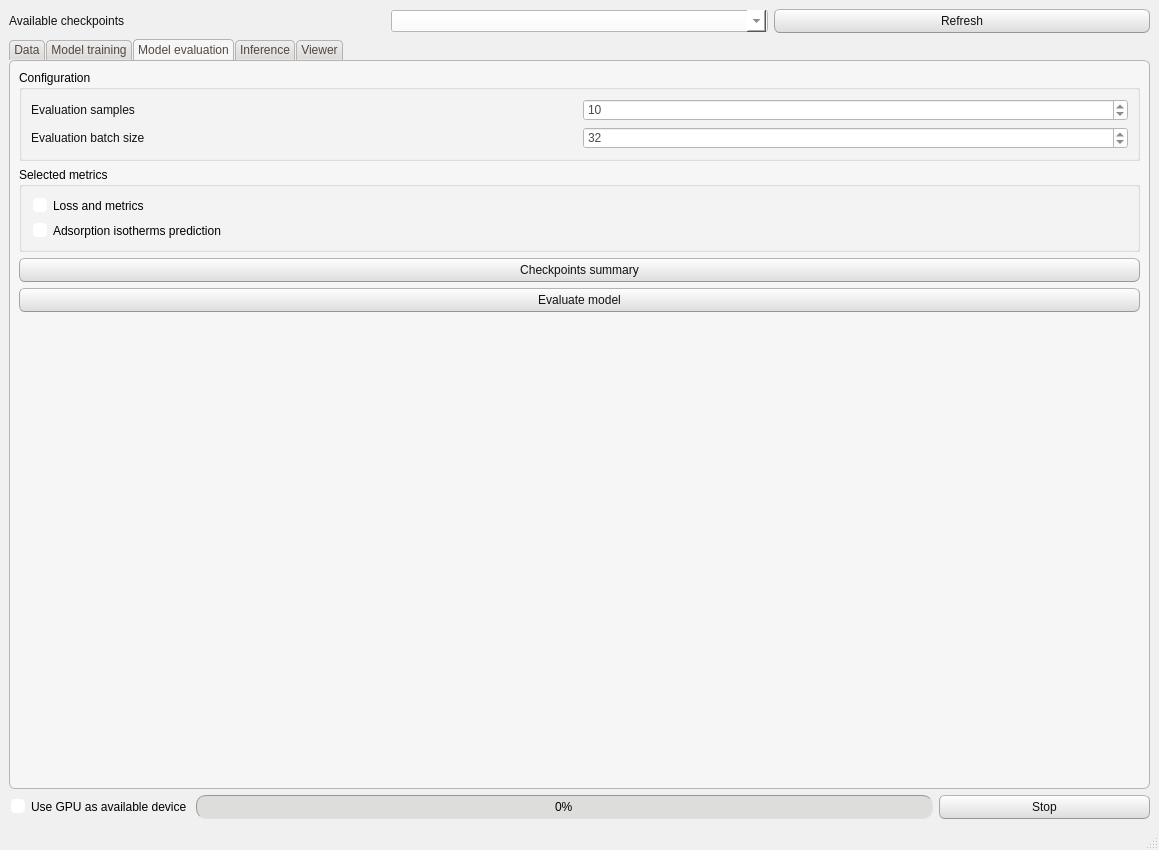
Above: NISTADS/app/src/window_layout.ui from CTCycle/ADSMOD-Adsorption-Modeling before the change. Below: the same form after it.
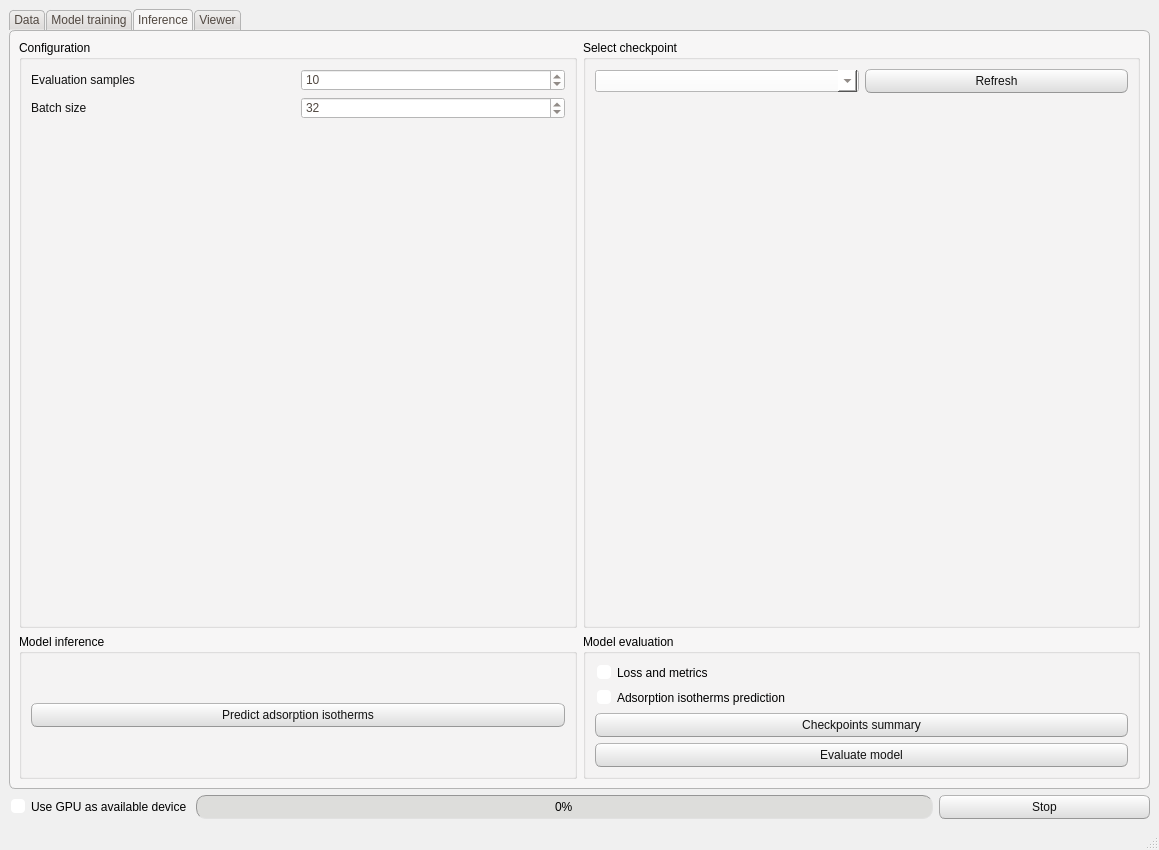
That is the form after the change. The open tabs and pages were chosen to show the change.

The edit to the form file:
```diff
--- a/NISTADS/app/src/window_layout.ui
+++ b/NISTADS/app/src/window_layout.ui
@@ -513,27 +513,6 @@
   </property>
   <widget class="QWidget" name="centralwidget">
    <layout class="QVBoxLayout" name="verticalLayout_12">
-    <item>
-     <layout class="QHBoxLayout" name="checkpointsLayout">
-      <item>
-       <widget class="QLabel" name="ACLabel">
-        <property name="text">
-         <string>Available checkpoints</string>
-        </property>
-       </widget>
-      </item>
-      <item>
-       <widget class="QComboBox" name="checkpointsList"/>
-      </item>
-      <item>
-       <widget class="QPushButton" name="refreshCheckpoints">
-        <property name="text">
-         <string>Refresh</string>
-        </property>
-       </widget>
-      </item>
-     </layout>
-    </item>
     <item>
      <widget class="QTabWidget" name="Tabs">
       <property name="accessibleName">
@@ -1559,9 +1538,11 @@
       </widget>
       <widget class="QWidget" name="evalTab">
        <attribute name="title">
-        <string>Model evaluation</string>
+        <string>Inference</string>
        </attribute>
-       <layout class="QVBoxLayout" name="verticalLayout_15">
+       <layout class="QVBoxLayout" name="verticalLayout_16">
+        <item>
+         <layout class="QHBoxLayout" name="horizontalLayout_5">
         <item>
          <widget class="QGroupBox" name="groupBox_9">
           <property name="title">
@@ -1600,12 +1581,12 @@
              <item>
               <widget class="QLabel" name="evalBSLabel">
                <property name="text">
-                <string>Evaluation batch size</string>
+                  <string>Batch size</string>
                </property>
               </widget>
              </item>
              <item>
-              <widget class="QSpinBox" name="evalBatchSize">
+                <widget class="QSpinBox" name="inferenceBatchSize">
                <property name="minimum">
                 <number>1</number>
                </property>
@@ -1618,6 +1599,75 @@
               </widget>
              </item>
             </layout>
+             </item>
+             <item>
+              <spacer name="verticalSpacer">
+               <property name="orientation">
+                <enum>Qt::Orientation::Vertical</enum>
+               </property>
+               <property name="sizeHint" stdset="0">
+                <size>
+                 <width>20</width>
+                 <height>40</height>
+                </size>
+               </property>
+              </spacer>
+             </item>
+            </layout>
+           </widget>
+          </item>
+          <item>
+           <widget class="QGroupBox" name="groupBox_10">
+            <property name="title">
+             <string>Select checkpoint</string>
+            </property>
+            <layout class="QVBoxLayout" name="verticalLayout_13">
+             <item>
+              <layout class="QHBoxLayout" name="horizontalLayout_3">
+               <item>
+                <widget class="QComboBox" name="checkpointsList"/>
+               </item>
+               <item>
+                <widget class="QPushButton" name="refreshCheckpoints">
+                 <property name="text">
+                  <string>Refresh</string>
+                 </property>
+                </widget>
+               </item>
+              </layout>
+             </item>
+             <item>
+              <spacer name="verticalSpacer_9">
+               <property name="orientation">
+                <enum>Qt::Orientation::Vertical</enum>
+               </property>
+               <property name="sizeHint" stdset="0">
+                <size>
+                 <width>20</width>
+                 <height>40</height>
+                </size>
+               </property>
+              </spacer>
+             </item>
+            </layout>
+           </widget>
+          </item>
+         </layout>
+        </item>
+        <item>
+         <layout class="QHBoxLayout" name="horizontalLayout_8">
+          <item>
+           <widget class="QGroupBox" name="groupBox_8">
+            <property name="title">
+             <string>Model inference</string>
+            </property>
+            <layout class="QVBoxLayout" name="verticalLayout_15">
+             <item>
+              <widget class="QPushButton" name="predictAdsorption">
+               <property name="text">
+                <string>Predict adsorption isotherms</string>
+               </property>
+              </widget>
            </item>
           </layout>
          </widget>
@@ -1625,7 +1675,7 @@
         <item>
          <widget class="QGroupBox" name="groupBox_7">
           <property name="title">
-           <string>Selected metrics</string>
+             <string>Model evaluation</string>
           </property>
           <layout class="QVBoxLayout" name="verticalLayout_21">
            <item>
@@ -1642,9 +1692,6 @@
              </property>
             </widget>
            </item>
-          </layout>
-         </widget>
-        </item>
         <item>
          <widget class="QPushButton" name="checkpointSummary">
           <property name="toolTip">
@@ -1662,78 +1709,10 @@
           </property>
          </widget>
         </item>
-        <item>
-         <spacer name="verticalSpacer_9">
-          <property name="orientation">
-           <enum>Qt::Orientation::Vertical</enum>
-          </property>
-          <property name="sizeHint" stdset="0">
-           <size>
-            <width>20</width>
-            <height>351</height>
-           </size>
-          </property>
-         </spacer>
-        </item>
-       </layout>
-      </widget>
-      <widget class="QWidget" name="inferenceTab">
-       <attribute name="title">
-        <string>Inference</string>
-       </attribute>
-       <layout class="QVBoxLayout" name="verticalLayout_10">
-        <item>
-         <widget class="QGroupBox" name="inferenceConfigGroup_2">
-          <property name="title">
-           <string>Configuration</string>
-          </property>
-          <layout class="QVBoxLayout" name="verticalLayout_18">
-           <item>
-            <layout class="QHBoxLayout" name="horizontalLayout_26">
-             <item>
-              <widget class="QLabel" name="ITLabel">
-               <property name="text">
-                <string>Inference batch size</string>
-               </property>
-              </widget>
-             </item>
-             <item>
-              <widget class="QSpinBox" name="inferenceBatchSize">
-               <property name="minimum">
-                <number>1</number>
-               </property>
-               <property name="maximum">
-                <number>1000</number>
-               </property>
-               <property name="value">
-                <number>32</number>
-               </property>
-              </widget>
-             </item>
-            </layout>
-           </item>
-          </layout>
-         </widget>
-        </item>
-        <item>
-         <widget class="QPushButton" name="predictAdsorption">
-          <property name="text">
-           <string>Predict adsorption isotherms</string>
-          </property>
-         </widget>
-        </item>
-        <item>
-         <spacer name="verticalSpacer_8">
-          <property name="orientation">
-           <enum>Qt::Orientation::Vertical</enum>
-          </property>
-          <property name="sizeHint" stdset="0">
-           <size>
-            <width>20</width>
-            <height>40</height>
-           </size>
-          </property>
-         </spacer>
+            </layout>
+           </widget>
+          </item>
+         </layout>
         </item>
        </layout>
       </widget>
```
Left out of the diff: 89 changed lines with no effect on the pictures. Lines whose indentation alone changed are shown as unchanged.
